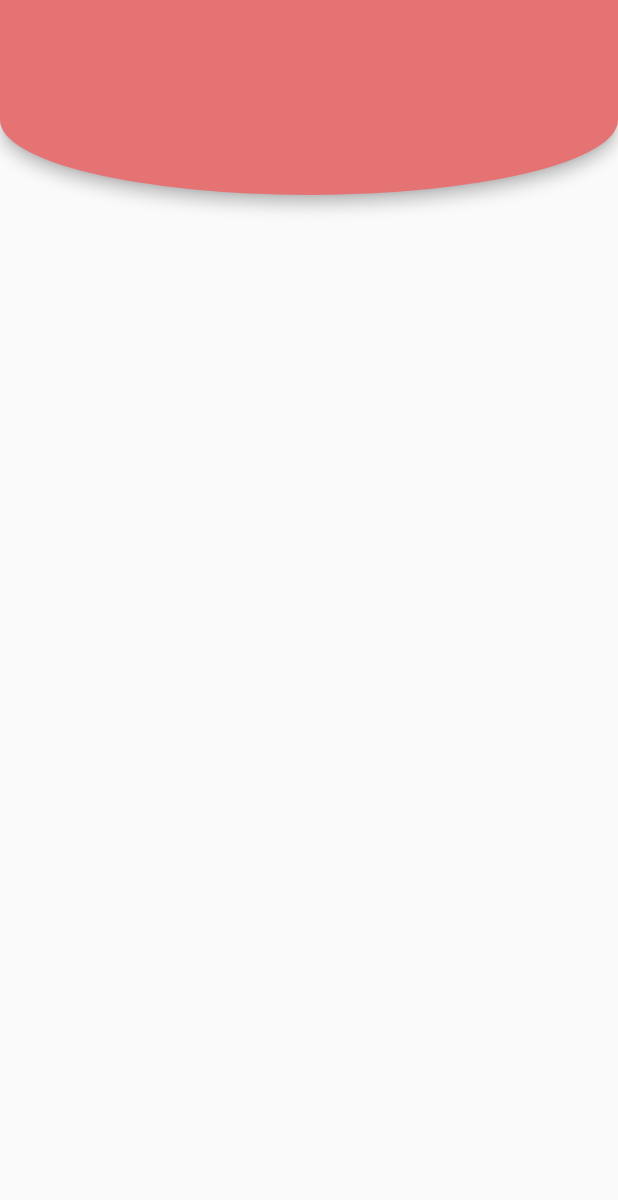
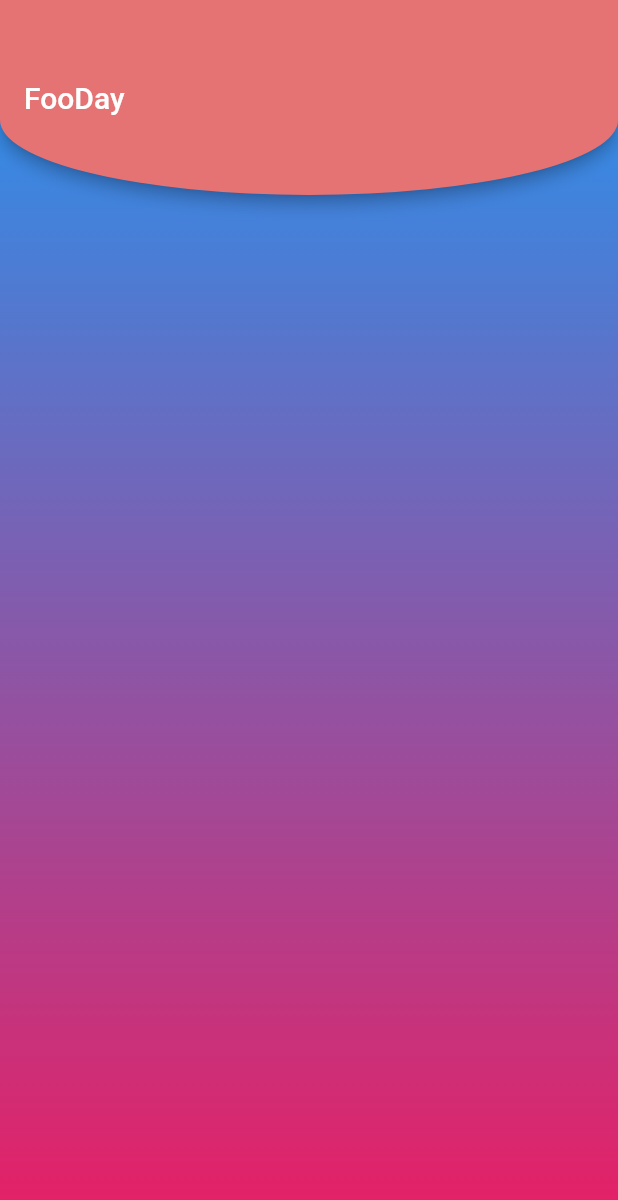
Before and after one commit to Serhii-Myroshnychenko/fooday_web_app, a Flutter app: the screen it shows after launch, on a phone screen of 412 x 824 dp. Shown: the top 1200 px of the screen. Run offline on Flutter 3.47's test engine with Material 2 defaults, Android fonts, the phone set to English and light mode, and no system bars.

Commit message:
header v.3

```diff
--- a/lib/main.dart
+++ b/lib/main.dart
@@ -23,17 +23,50 @@ class MyApp extends StatelessWidget {
   }
 }
 
+
+class MyHomePage extends StatelessWidget {
+  @override
+  Widget build(BuildContext context) {
+    return Scaffold(
+        extendBodyBehindAppBar: true,
+        appBar: AppBar(
+          shape: RoundedRectangleBorder(
+            borderRadius: new BorderRadius.vertical(
+                bottom: new Radius.elliptical(MediaQuery
+                    .of(context)
+                    .size
+                    .width, 100.0)
+            ),
+          ),
+          title: Text("FooDay"),
+          backgroundColor: Colors.red[300],
+          toolbarHeight: 130,
+        ),
+        body: Container(
+          decoration: BoxDecoration(
+            gradient: LinearGradient(
+                begin: Alignment.topCenter,
+                end: Alignment.bottomCenter,
+                colors: [
+                  Colors.blue,
+                  Colors.pink
+                ]),
+          ),
+        )
+    );
+  }
+}
+
+
+
 /*class MyHomePage extends StatelessWidget {
   @override
   Widget build(BuildContext context) {
     return Scaffold(
       body: Container(
+
         decoration: BoxDecoration(
-          gradient: LinearGradient(
-            begin: Alignment.centerLeft,
-            end: Alignment.centerRight,
-            colors: [Color.fromRGBO(195, 20, 50, 1.0), Color.fromRGBO(36, 11, 54, 1.0)]
-          )
+          color: Colors.red[300],
         ),
         child: Column(
           children: <Widget>[TopBar()],
@@ -41,11 +74,10 @@ class MyApp extends StatelessWidget {
       )
     );
   }
-
 }*/
 
 
-class MyHomePage extends StatelessWidget {
+/*class MyHomePage extends StatelessWidget {
   @override
   Widget build(BuildContext context) {
     return Scaffold(
@@ -68,7 +100,10 @@ class MyHomePage extends StatelessWidget {
           ),
         );
   }
-}
+}*/
+
+
+
 
 /*import 'package:flutter/material.dart';
 
```
